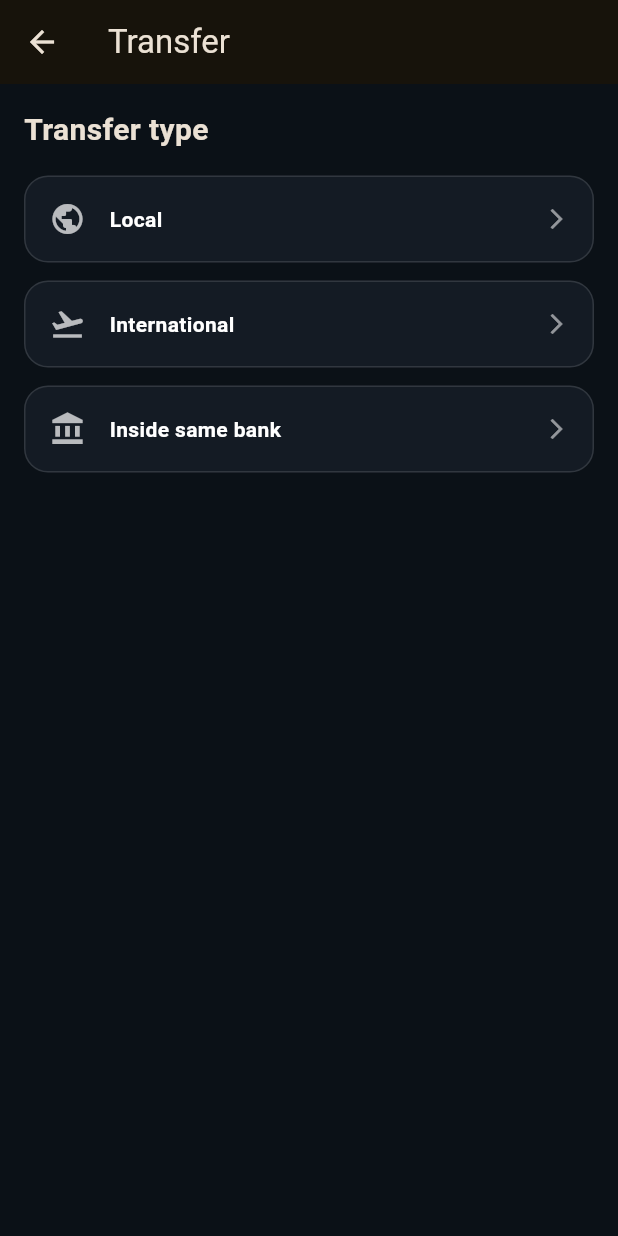
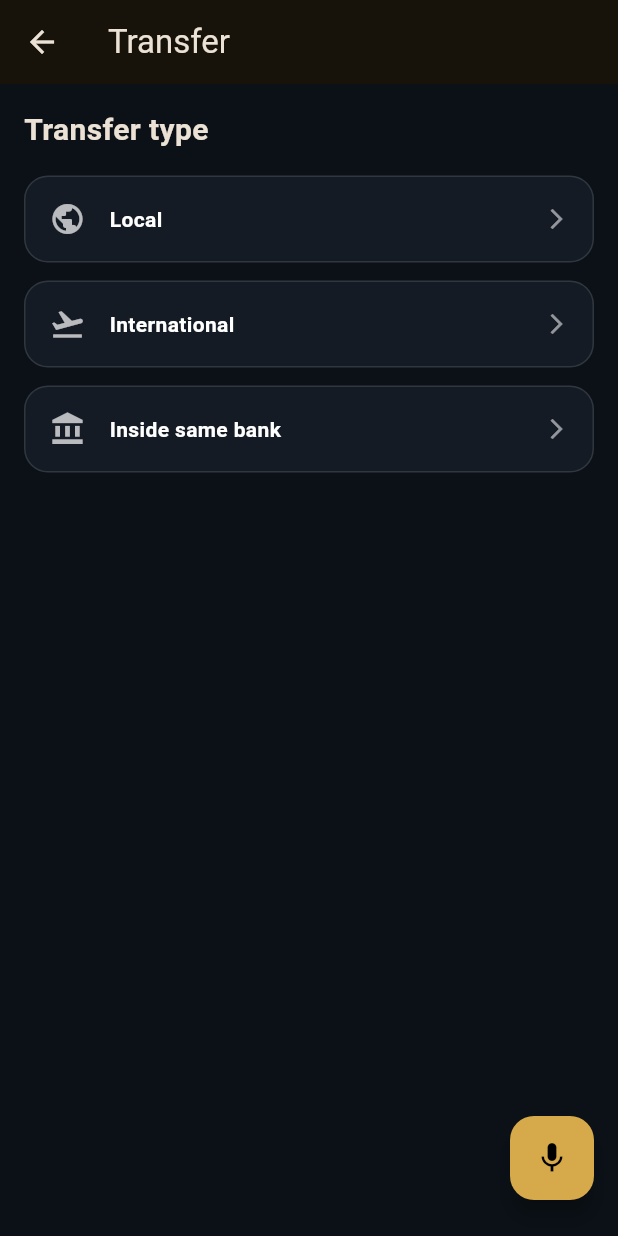
Before and after one commit to laradreamer79/AMAd, a Flutter app: the screen it shows after launch, after a tap on "Transfer", on a phone screen of 412 x 824 dp. Run offline on Flutter 3.47's test engine with Material 3 defaults, Android fonts, the phone set to English and light mode, and no system bars; Roboto replaces fonts that are missing (Arial).

Commit message:
Add global AI agent button

```diff
--- a/lib/features/home/home_screen.dart
+++ b/lib/features/home/home_screen.dart
@@ -57,24 +57,6 @@ class HomeScreen extends StatelessWidget {
                 _QuickAction(icon: Icons.widgets, title: 'Products'),
               ],
             ),
-
-            const SizedBox(height: 24),
-
-            Container(
-              width: double.infinity,
-              padding: const EdgeInsets.all(18),
-              decoration: BoxDecoration(
-                color: const Color(0xFF1A2430),
-                borderRadius: BorderRadius.circular(20),
-              ),
-              child: const Row(
-                children: [
-                  Icon(Icons.mic, color: Color(0xFFD6A94A)),
-                  SizedBox(width: 12),
-                  Text('Ask Ameen', style: TextStyle(fontSize: 16)),
-                ],
-              ),
-            ),
           ],
         ),
       ),
--- a/lib/main.dart
+++ b/lib/main.dart
@@ -17,6 +17,29 @@ class AmeenApp extends StatelessWidget {
     return MaterialApp(
       debugShowCheckedModeBanner: false,
       title: 'Ameen',
+      builder: (context, child) {
+        return Stack(
+          children: [
+            child!,
+            Positioned(
+              right: 16,
+              bottom: 24,
+              child: SafeArea(
+                child: Material(
+                  type: MaterialType.transparency,
+                  child: FloatingActionButton(
+                    heroTag: null,
+                    backgroundColor: const Color(0xFFD6A94A),
+                    foregroundColor: Colors.black,
+                    onPressed: () {},
+                    child: const Icon(Icons.mic),
+                  ),
+                ),
+              ),
+            ),
+          ],
+        );
+      },
       theme: ThemeData(
         fontFamily: 'Arial',
         scaffoldBackgroundColor: const Color(0xFF0B1117),
```
